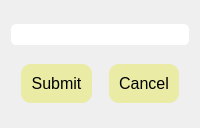
Before: the Qt Designer form ui/input.ui in LucasLHenry/grateful_deadle, drawn with Qt 5.
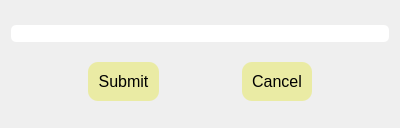
After: the same form once the commit is applied.

Commit message: input window connectivity achieved

The edit to the form file:
```diff
--- a/ui/input.ui
+++ b/ui/input.ui
@@ -6,10 +6,22 @@
    <rect>
     <x>0</x>
     <y>0</y>
-    <width>200</width>
+    <width>400</width>
     <height>128</height>
    </rect>
   </property>
+  <property name="sizePolicy">
+   <sizepolicy hsizetype="Preferred" vsizetype="Preferred">
+    <horstretch>0</horstretch>
+    <verstretch>0</verstretch>
+   </sizepolicy>
+  </property>
+  <property name="minimumSize">
+   <size>
+    <width>300</width>
+    <height>128</height>
+   </size>
+  </property>
   <property name="windowTitle">
    <string>Dialog</string>
   </property>
@@ -23,7 +35,7 @@
 
 QLineEdit {
 	border-radius: 5px;
-	font: 12pt;
+	font: 10pt;
 }</string>
   </property>
   <layout class="QHBoxLayout" name="horizontalLayout_2">
```
Left out of the diff: 2 changed lines with no effect on the pictures. The commit also changes 5 other files.
